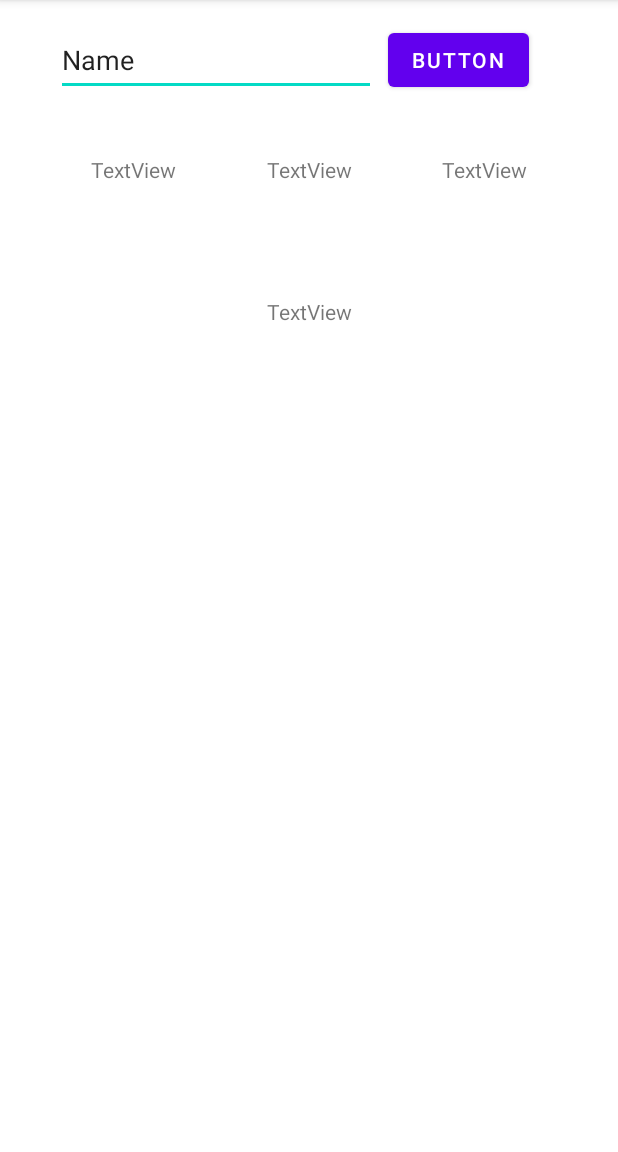
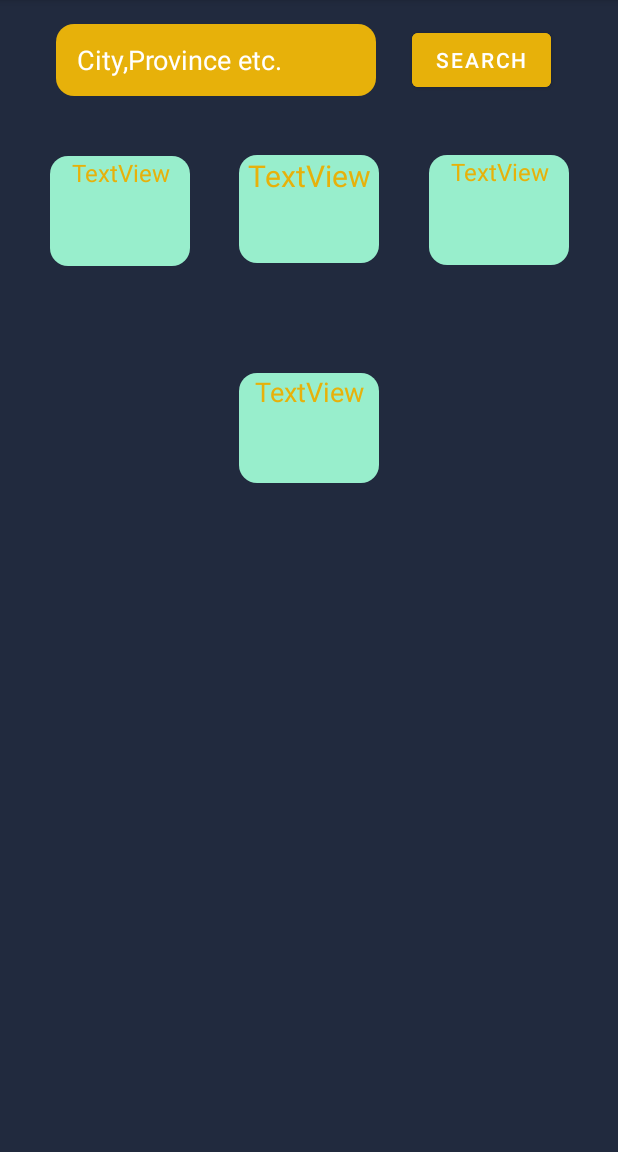
Before and after one commit to DGurkanSeker/weather, an Android app: the screen it shows after launch (MainActivity), on a phone screen of 412 x 824 dp, the part 84-1236 px from its top. Run offline under Robolectric (Android 15) with nearby library versions, the phone set to English and light mode, and no system bars.

Commit message:
style and improvements

```diff
--- /dev/null
+++ b/app/src/main/res/drawable/rounds.xml
@@ -0,0 +1,4 @@
+<shape xmlns:android="http://schemas.android.com/apk/res/android">
+    <solid android:color="@color/white" /> <!-- Kenarlığın rengi -->
+    <corners android:radius="12dp" /> <!-- Kenarlığın yuvarlaklık yarıçapı -->
+</shape>
--- a/app/src/main/res/layout/activity_main.xml
+++ b/app/src/main/res/layout/activity_main.xml
@@ -4,61 +4,87 @@
     xmlns:tools="http://schemas.android.com/tools"
     android:layout_width="match_parent"
     android:layout_height="match_parent"
-    tools:context=".MainActivity">
+    tools:context=".MainActivity"
+    android:background="@color/background">
 
     <TextView
         android:id="@+id/description"
-        android:layout_width="wrap_content"
-        android:layout_height="wrap_content"
+        android:layout_width="93dp"
+        android:layout_height="73dp"
         android:layout_marginTop="39dp"
+        android:background="@drawable/rounds"
+        android:backgroundTint="@color/babyblue"
         android:text="TextView"
-        app:layout_constraintEnd_toStartOf="@+id/temperature"
+        android:textAlignment="center"
+        android:textColor="@color/mustard"
+        android:textSize="16dp"
+        app:layout_constraintEnd_toEndOf="parent"
         app:layout_constraintHorizontal_bias="0.5"
-        app:layout_constraintStart_toEndOf="@+id/cityName"
-        app:layout_constraintTop_toBottomOf="@+id/searchText" />
+        app:layout_constraintStart_toEndOf="@+id/temperature"
+        app:layout_constraintTop_toBottomOf="@+id/searchbutton" />
 
     <TextView
         android:id="@+id/humidity"
-        android:layout_width="wrap_content"
-        android:layout_height="wrap_content"
-        android:layout_marginTop="75dp"
+        android:layout_width="93dp"
+        android:layout_height="73dp"
+        android:layout_marginTop="72dp"
+        android:background="@drawable/rounds"
+        android:backgroundTint="@color/babyblue"
         android:text="TextView"
+        android:textAlignment="center"
+        android:textColor="@color/mustard"
+
+        android:textSize="18dp"
         app:layout_constraintEnd_toEndOf="parent"
-        app:layout_constraintHorizontal_bias="0.5"
         app:layout_constraintStart_toStartOf="parent"
         app:layout_constraintTop_toBottomOf="@+id/description" />
 
     <TextView
         android:id="@+id/cityName"
-        android:layout_width="wrap_content"
-        android:layout_height="wrap_content"
-        android:layout_marginTop="39dp"
+        android:layout_width="93dp"
+        android:layout_height="73dp"
+        android:layout_marginTop="40dp"
+        android:background="@drawable/rounds"
+        android:backgroundTint="@color/babyblue"
         android:text="TextView"
-        app:layout_constraintEnd_toStartOf="@+id/description"
+        android:textAlignment="center"
+        android:textColor="@color/mustard"
+        android:textSize="16dp"
+        app:layout_constraintEnd_toStartOf="@+id/temperature"
         app:layout_constraintHorizontal_bias="0.5"
         app:layout_constraintStart_toStartOf="parent"
         app:layout_constraintTop_toBottomOf="@+id/searchText" />
 
     <TextView
         android:id="@+id/temperature"
-        android:layout_width="wrap_content"
-        android:layout_height="wrap_content"
+        android:layout_width="93dp"
+        android:layout_height="72dp"
         android:layout_marginTop="39dp"
+        android:background="@drawable/rounds"
+        android:backgroundTint="@color/babyblue"
         android:text="TextView"
-        app:layout_constraintEnd_toEndOf="parent"
+        android:textAlignment="center"
+        android:textColor="@color/mustard"
+        android:textSize="20dp"
+        app:layout_constraintEnd_toStartOf="@+id/description"
         app:layout_constraintHorizontal_bias="0.5"
-        app:layout_constraintStart_toEndOf="@+id/description"
-        app:layout_constraintTop_toBottomOf="@+id/searchbutton" />
+        app:layout_constraintStart_toEndOf="@+id/cityName"
+        app:layout_constraintTop_toBottomOf="@+id/searchText" />
 
     <EditText
+        android:background="@drawable/rounds"
+        android:backgroundTint="@color/mustard"
         android:id="@+id/searchText"
         android:layout_width="213dp"
         android:layout_height="48dp"
         android:layout_marginStart="37dp"
         android:layout_marginTop="16dp"
+        android:textColor="@color/white"
+        android:textColorHint="@color/white"
         android:ems="10"
+        android:paddingStart="14dp"
+        android:hint="City,Province etc."
         android:inputType="textPersonName"
-        android:text="Name"
         app:layout_constraintStart_toStartOf="parent"
         app:layout_constraintTop_toTopOf="parent" />
 
@@ -66,9 +92,21 @@
         android:id="@+id/searchbutton"
         android:layout_width="wrap_content"
         android:layout_height="wrap_content"
+        android:layout_marginStart="16dp"
         android:layout_marginTop="16dp"
-        android:layout_marginEnd="59dp"
-        android:text="Button"
+        android:layout_marginEnd="37dp"
+        android:text="Search"
+        android:backgroundTint="@color/mustard"
         app:layout_constraintEnd_toEndOf="parent"
+        app:layout_constraintHorizontal_bias="0.5"
+        app:layout_constraintStart_toEndOf="@+id/searchText"
         app:layout_constraintTop_toTopOf="parent" />
+
+    <ListView
+        android:layout_width="wrap_content"
+        android:layout_height="wrap_content"
+        android:layout_marginTop="67dp"
+        app:layout_constraintEnd_toEndOf="parent"
+        app:layout_constraintStart_toStartOf="parent"
+        app:layout_constraintTop_toBottomOf="@+id/humidity" />
 </androidx.constraintlayout.widget.ConstraintLayout>
--- /dev/null
+++ b/app/src/main/res/values/mycolors.xml
@@ -0,0 +1,7 @@
+<?xml version="1.0" encoding="utf-8"?>
+<resources>
+    <color name="babyblue">#98EECC</color>
+    <color name="lylia">#D0F5BE</color>
+    <color name="mustard">#E7B10A</color>
+    <color name="background">#212A3E</color>
+</resources>
```
Also changed, not shown: app/src/main/res/drawable/baseline_search_black_20.png (added).
